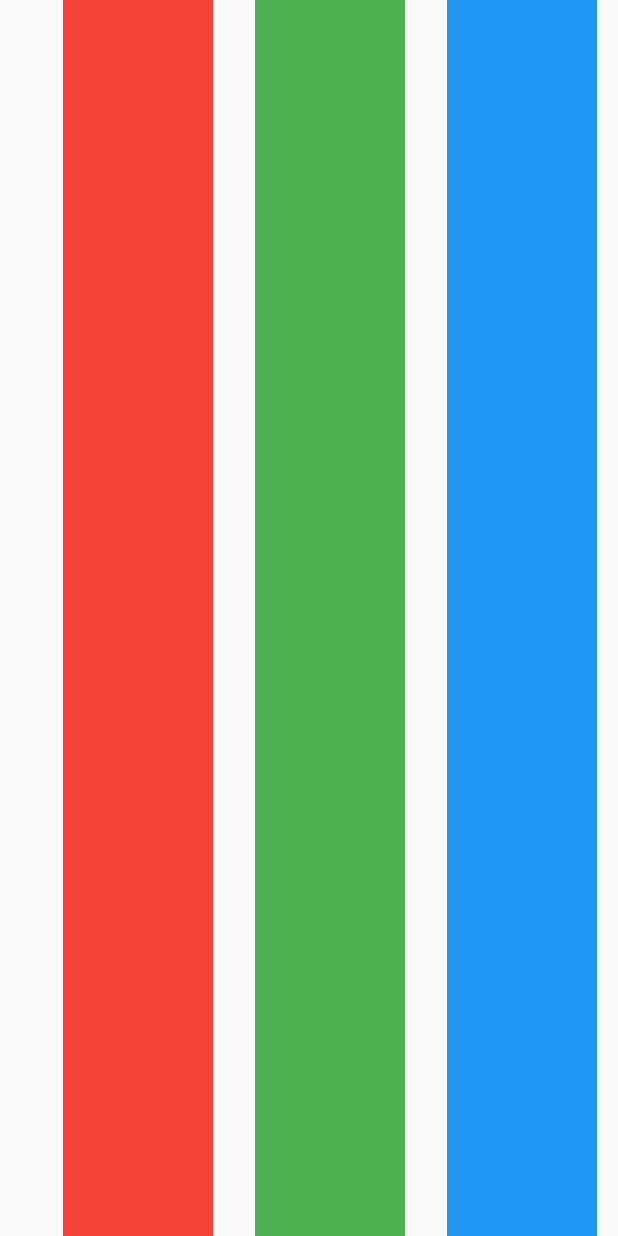
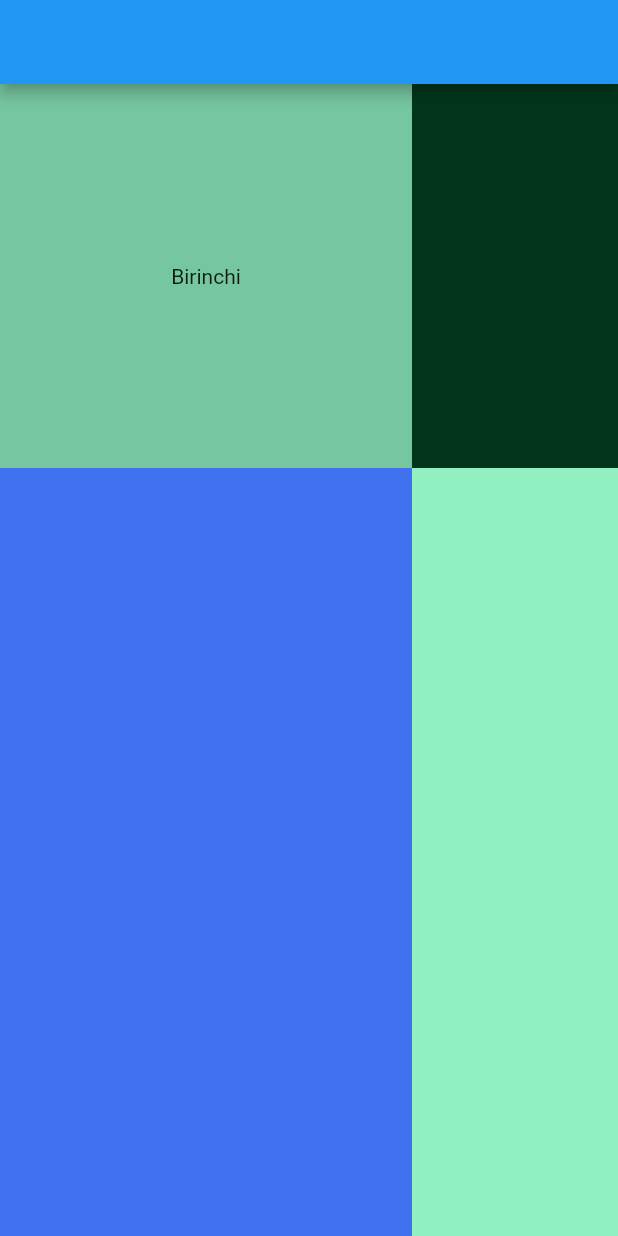
Before and after one commit to Asadbek-IP/lesson5_end, a Flutter app: the screen it shows after launch, on a phone screen of 412 x 824 dp. Run offline on Flutter 3.47's test engine with Material 2 defaults, Android fonts, the phone set to English and light mode, and no system bars.

Commit message:
finish lesson5

```diff
--- a/lib/main.dart
+++ b/lib/main.dart
@@ -1,5 +1,7 @@
 import 'package:flutter/material.dart';
-import 'package:lesson5_end/pages/row.dart';
+import 'package:lesson5_end/pages/ui.dart';
+
+import 'pages/ui2.dart';
 
 void main(List<String> args) {
  runApp(const MyApp());
@@ -11,7 +13,7 @@ class MyApp extends StatelessWidget {
   @override
   Widget build(BuildContext context) {
     return const MaterialApp(
-      home: RowPage(),
+      home: UIPage2()
     );
   }
 }
--- /dev/null
+++ b/lib/pages/ui2.dart
@@ -0,0 +1,56 @@
+import 'package:flutter/material.dart';
+
+class UIPage2 extends StatelessWidget {
+  const UIPage2({super.key});
+
+  @override
+  Widget build(BuildContext context) {
+    return Scaffold(
+      appBar: AppBar(),
+      body: Column(
+        children: [
+          Expanded(
+            flex: 1,
+            child: Row(
+              children: [
+                Expanded(
+                  flex: 2,
+                  child: Container(
+                    height: 300,
+                    color: const Color.fromARGB(255, 118, 198, 159),
+                    child:  const Center(child: Text("Birinchi",)),
+                  ),
+                ),
+                Expanded(
+                  flex: 1,
+                  child: Container(
+                    color: const Color.fromARGB(255, 1, 54, 28),
+                  ),
+                ),
+              ],
+            ),
+          ),
+          Expanded(
+            flex: 2,
+            child: Row(
+              children: [
+                Expanded(
+                  flex: 2,
+                  child: Container(
+                    color: const Color.fromARGB(255, 64, 114, 240),
+                  ),
+                ),
+                Expanded(
+                  flex: 1,
+                  child: Container(
+                    color: const Color.fromARGB(255, 146, 241, 195),
+                  ),
+                ),
+              ],
+            ),
+          )
+        ],
+      ),
+    );
+  }
+}
```
Also changed, not shown: lib/pages/expended.dart (added, +37 -0 lines), lib/pages/stack.dart (added, +28 -0 lines), lib/pages/ui.dart (added, +48 -0 lines).
